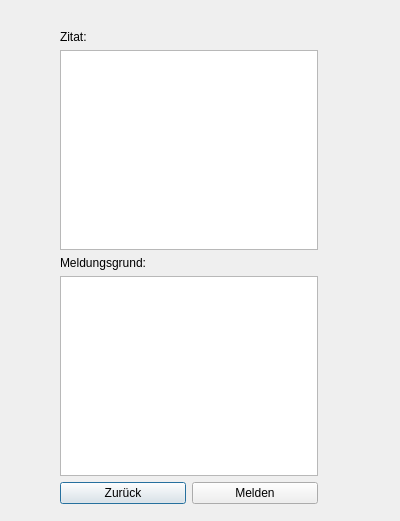
Qt form ZitatErfassung/frmmeldezitat.ui (TrialAnd404/MyRepo) before a commit.
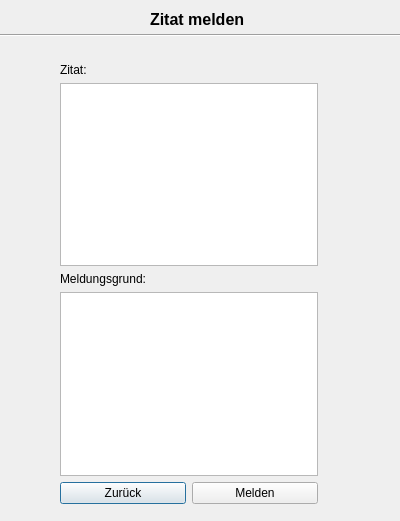
The same form after that commit.

What changed in the file:
```diff
--- a/ZitatErfassung/frmmeldezitat.ui
+++ b/ZitatErfassung/frmmeldezitat.ui
@@ -13,13 +13,13 @@
   <property name="windowTitle">
    <string>Dialog</string>
   </property>
-  <widget class="QWidget" name="">
+  <widget class="QWidget" name="layoutWidget">
    <property name="geometry">
     <rect>
      <x>60</x>
-     <y>30</y>
+     <y>63</y>
      <width>258</width>
-     <height>474</height>
+     <height>441</height>
     </rect>
    </property>
    <layout class="QGridLayout" name="gridLayout">
@@ -59,6 +59,32 @@
     </item>
    </layout>
   </widget>
+  <widget class="Line" name="line_2">
+   <property name="geometry">
+    <rect>
+     <x>0</x>
+     <y>25</y>
+     <width>401</width>
+     <height>21</height>
+    </rect>
+   </property>
+   <property name="orientation">
+    <enum>Qt::Horizontal</enum>
+   </property>
+  </widget>
+  <widget class="QLabel" name="label_3">
+   <property name="geometry">
+    <rect>
+     <x>150</x>
+     <y>10</y>
+     <width>111</width>
+     <height>16</height>
+    </rect>
+   </property>
+   <property name="text">
+    <string>&lt;html&gt;&lt;head/&gt;&lt;body&gt;&lt;p&gt;&lt;span style=&quot; font-size:12pt; font-weight:600;&quot;&gt;Zitat melden&lt;/span&gt;&lt;/p&gt;&lt;/body&gt;&lt;/html&gt;</string>
+   </property>
+  </widget>
  </widget>
  <resources/>
  <connections/>
```
